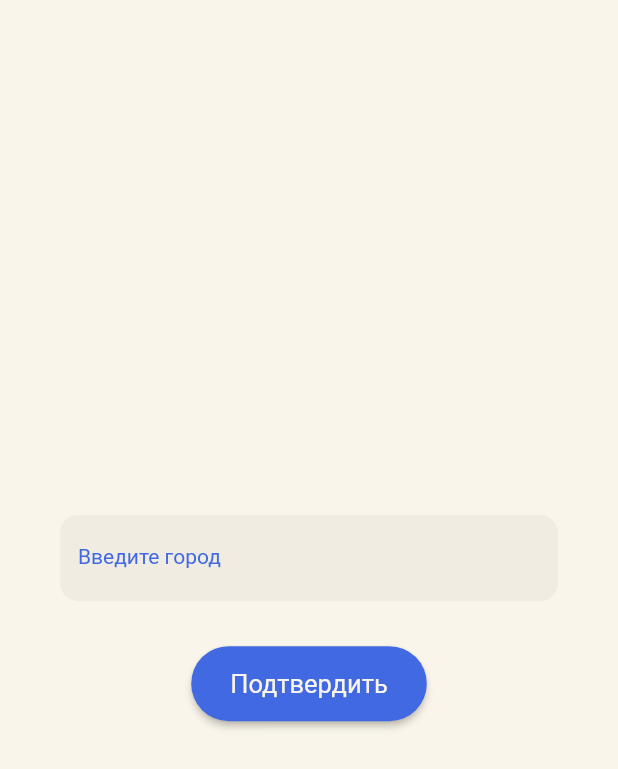
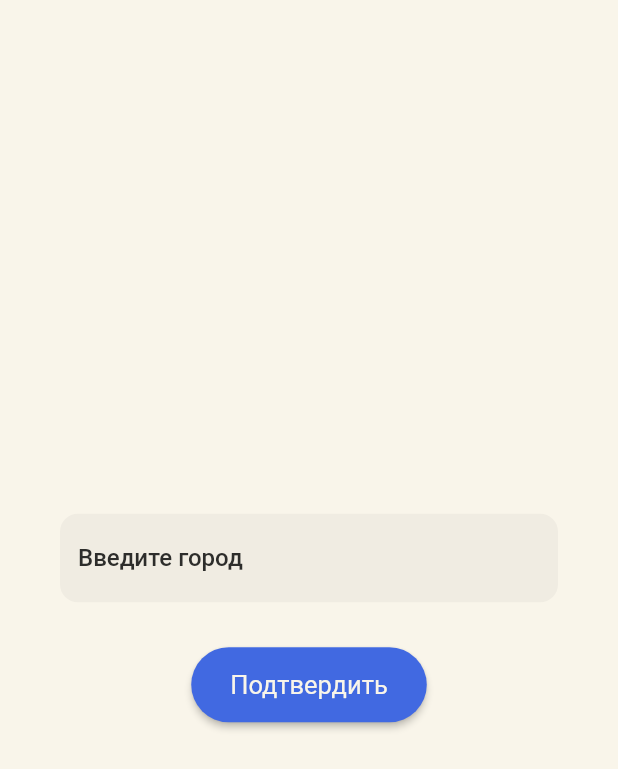
Before and after one commit to shamrn/flutter-weather, a Flutter app: the screen it shows after launch, after a tap on "Подтвердить", on a phone screen of 412 x 824 dp. Shown: the top 769 px of the screen. Run offline on Flutter 3.47's test engine with Material 2 defaults, Android fonts, the phone set to English and light mode, and no system bars.

Commit message:
Refactoring code

```diff
--- a/lib/common/app_constants.dart
+++ b/lib/common/app_constants.dart
@@ -3,6 +3,8 @@
 import 'package:flutter/material.dart';
 
 class AppColors {
+  // The class contains static color values
+
   static const Color canvasColor = Color(0xFFF9F5EA);
   static const Color primaryColor = Color(0xFF4169E1);
   static const Color darkenedBackgroundColor = Color(0xFFF0ECE2);
@@ -10,6 +12,13 @@ class AppColors {
 }
 
 class AppStyles {
+  // The class contains static styles
+
   static const EdgeInsets primaryPadding =
       EdgeInsets.symmetric(horizontal: 40, vertical: 20);
+
+  static const TextStyle boldTextStyle =
+      TextStyle(color: AppColors.primaryTextColor, fontWeight: FontWeight.bold);
+  static const TextStyle mediumTextStyle =
+      TextStyle(color: AppColors.primaryTextColor, fontWeight: FontWeight.w500);
 }
--- a/lib/common/utils.dart
+++ b/lib/common/utils.dart
@@ -4,37 +4,48 @@ import 'dart:math';
 
 import 'package:flutter/material.dart';
 
-MaterialColor convertHexToMaterialColor(Color color) {
-  // Function for convert hex to material color
+class ConvertHexToMaterialColor {
+  // Class for convert hex to material color
 
+  final Color color;
+
+  ConvertHexToMaterialColor({required this.color});
+
+  MaterialColor convert() {
     return MaterialColor(color.value, {
-    50: tintColor(color, 0.9),
-    100: tintColor(color, 0.8),
-    200: tintColor(color, 0.6),
-    300: tintColor(color, 0.4),
-    400: tintColor(color, 0.2),
+      50: _tintColor(color, 0.9),
+      100: _tintColor(color, 0.8),
+      200: _tintColor(color, 0.6),
+      300: _tintColor(color, 0.4),
+      400: _tintColor(color, 0.2),
       500: color,
-    600: shadeColor(color, 0.1),
-    700: shadeColor(color, 0.2),
-    800: shadeColor(color, 0.3),
-    900: shadeColor(color, 0.4),
+      600: _shadeColor(color, 0.1),
+      700: _shadeColor(color, 0.2),
+      800: _shadeColor(color, 0.3),
+      900: _shadeColor(color, 0.4),
     });
   }
 
-int tintValue(int value, double factor) =>
+  int _tintValue(int value, double factor) =>
       max(0, min((value + ((255 - value) * factor)).round(), 255));
 
-Color tintColor(Color color, double factor) => Color.fromRGBO(
-    tintValue(color.red, factor),
-    tintValue(color.green, factor),
-    tintValue(color.blue, factor),
+  Color _tintColor(Color color, double factor) => Color.fromRGBO(
+      _tintValue(color.red, factor),
+      _tintValue(color.green, factor),
+      _tintValue(color.blue, factor),
       1);
 
-int shadeValue(int value, double factor) =>
+  int _shadeValue(int value, double factor) =>
       max(0, min(value - (value * factor).round(), 255));
 
-Color shadeColor(Color color, double factor) => Color.fromRGBO(
-    shadeValue(color.red, factor),
-    shadeValue(color.green, factor),
-    shadeValue(color.blue, factor),
+  Color _shadeColor(Color color, double factor) => Color.fromRGBO(
+      _shadeValue(color.red, factor),
+      _shadeValue(color.green, factor),
+      _shadeValue(color.blue, factor),
       1);
+}
+
+MaterialColor convertHexToMaterialColor(Color color) {
+  // The method returns the converted color from hex to material color
+  return ConvertHexToMaterialColor(color: color).convert();
+}
--- a/lib/features/presentation/screens/city_input_screen.dart
+++ b/lib/features/presentation/screens/city_input_screen.dart
@@ -1,3 +1,5 @@
+// The file implements the user's input of the city
+
 import 'package:flutter/material.dart';
 import 'package:flutter_weather/common/app_constants.dart';
 import 'package:flutter_weather/features/presentation/widgets/form_widget.dart';
@@ -11,9 +13,8 @@ class CityInputScreen extends StatelessWidget {
   Widget build(BuildContext context) {
     return Scaffold(
       body: SafeArea(
-          child: Padding(
-        padding: AppStyles.primaryPadding,
-        child: Center(
+        child: Padding(
+          padding: AppStyles.primaryPadding,
           child: Column(
             mainAxisAlignment: MainAxisAlignment.center,
             children: [
@@ -22,17 +23,21 @@ class CityInputScreen extends StatelessWidget {
               const SizedBox(
                 height: 30,
               ),
-              _confirmButton(),
+              _confirmButton(context),
             ],
           ),
         ),
-      )),
+      ),
     );
   }
 
-  Widget _confirmButton() {
+  Widget _confirmButton(BuildContext context) {
+    // The method implements the value input confirmation button from the user
+
     return ElevatedButton(
-      onPressed: () {},
+      onPressed: () {
+        Navigator.pushNamed(context, '/detail');
+      },
       style: ElevatedButton.styleFrom(
         foregroundColor: AppColors.canvasColor,
         backgroundColor: AppColors.primaryColor,
--- a/lib/features/presentation/widgets/form_widget.dart
+++ b/lib/features/presentation/widgets/form_widget.dart
@@ -1,3 +1,5 @@
+// The file implements base form widget
+
 import 'package:flutter/material.dart';
 import 'package:flutter_weather/common/app_constants.dart';
 
@@ -22,8 +24,7 @@ class FormWidget extends StatelessWidget {
         fillColor: AppColors.darkenedBackgroundColor,
         filled: true,
         labelText: labelText,
-        labelStyle:
-            const TextStyle(fontSize: 14, color: AppColors.primaryColor),
+        labelStyle: AppStyles.mediumTextStyle,
         enabledBorder: _underlineInputBorder,
         focusedBorder: _underlineInputBorder,
       ),
@@ -32,6 +33,8 @@ class FormWidget extends StatelessWidget {
   }
 
   UnderlineInputBorder get _underlineInputBorder {
+    // The method returns a common `UnderlineInputBorder`
+
     return const UnderlineInputBorder(
       borderSide: BorderSide(
         width: 0,
```
Lines whose indentation alone changed are shown as unchanged.
